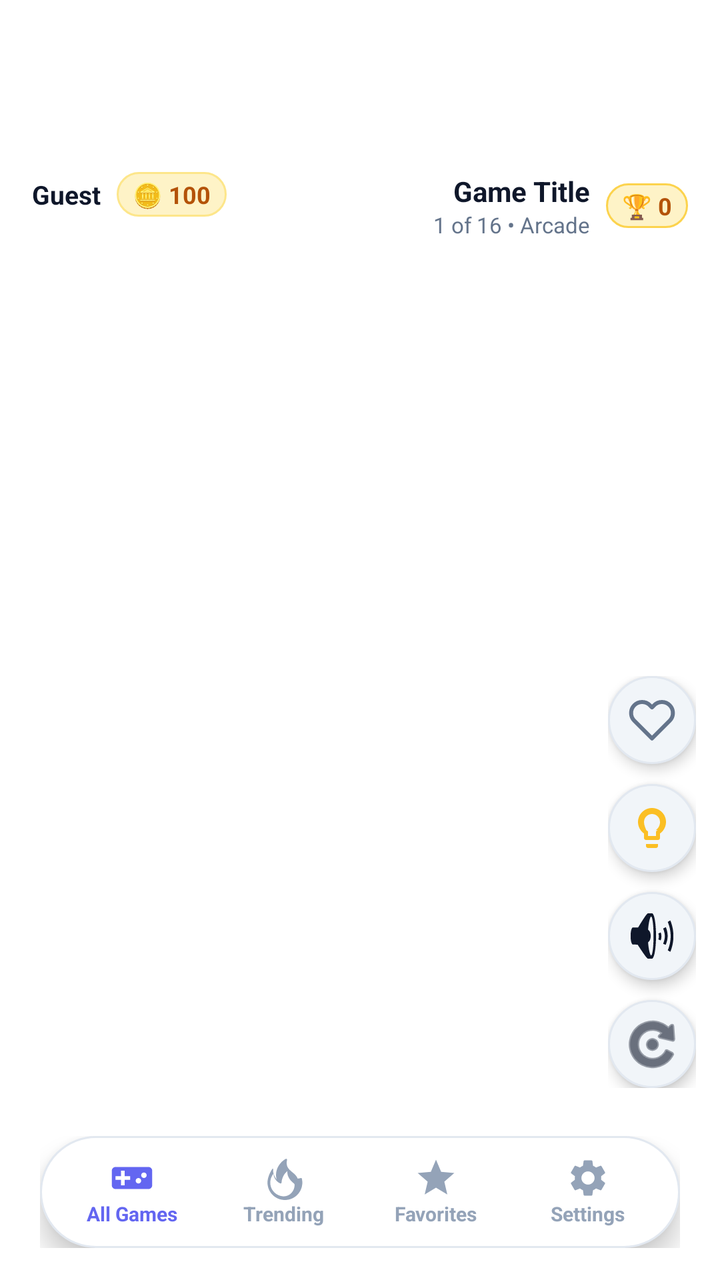
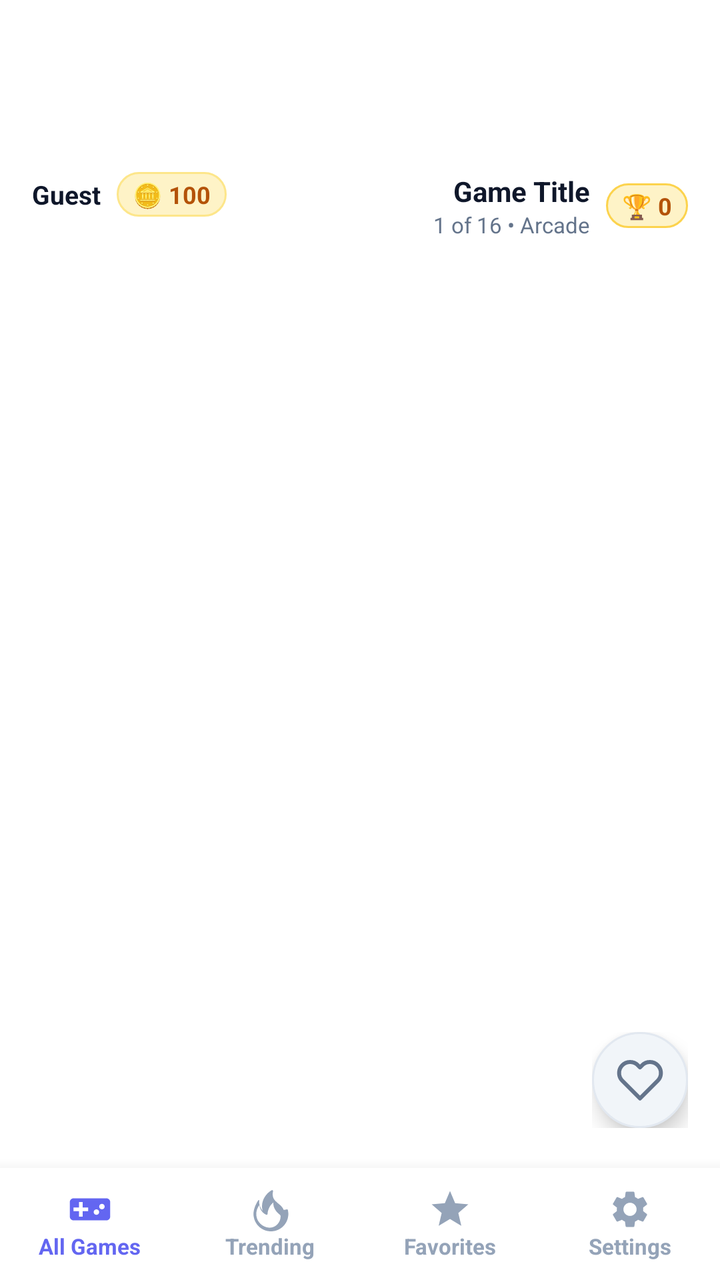

Before-and-after screenshots of an Android layout around one commit, followed by the original layout XML and the change that was made.
<!-- AndroidManifest.xml: application theme Theme.Androidnative -->
<!-- res/layout/activity_main.xml -->
<?xml version="1.0" encoding="utf-8"?>
<androidx.constraintlayout.widget.ConstraintLayout xmlns:android="http://schemas.android.com/apk/res/android"
    xmlns:app="http://schemas.android.com/apk/res-auto"
    android:id="@+id/rootLayout"
    android:layout_width="match_parent"
    android:layout_height="match_parent"
    android:background="#FFFFFF">

    
    <androidx.viewpager2.widget.ViewPager2
        android:id="@+id/viewPager"
        android:layout_width="match_parent"
        android:layout_height="0dp"
        android:orientation="vertical"
        app:layout_constraintBottom_toTopOf="@id/bottomNavBarContainer"
        app:layout_constraintTop_toBottomOf="@id/topBar" />

    
    <androidx.constraintlayout.widget.ConstraintLayout
        android:id="@+id/topBar"
        android:layout_width="match_parent"
        android:layout_height="wrap_content"
        android:paddingTop="36dp"
        android:paddingBottom="8dp"
        android:paddingHorizontal="16dp"
        app:layout_constraintTop_toTopOf="parent">

        
        <FrameLayout
            android:id="@+id/bannerAdContainer"
            android:layout_width="match_parent"
            android:layout_height="50dp"
            android:layout_marginBottom="8dp"
            android:background="@drawable/bg_banner_container"
            app:layout_constraintTop_toTopOf="parent" />

        
        <LinearLayout
            android:id="@+id/profileContainer"
            android:layout_width="wrap_content"
            android:layout_height="wrap_content"
            android:gravity="center_vertical"
            android:orientation="horizontal"
            app:layout_constraintStart_toStartOf="parent"
            app:layout_constraintTop_toBottomOf="@id/bannerAdContainer">

            <TextView
                android:id="@+id/tvPlayerName"
                android:layout_width="wrap_content"
                android:layout_height="wrap_content"
                android:text="Guest"
                android:textColor="#0F172A"
                android:textSize="13sp"
                android:textStyle="bold" />

            
            <TextView
                android:id="@+id/tvTotalCoins"
                android:layout_width="wrap_content"
                android:layout_height="wrap_content"
                android:layout_marginStart="8dp"
                android:background="@drawable/bg_stats_badge"
                android:paddingHorizontal="8dp"
                android:paddingVertical="3dp"
                android:text="🪙 100"
                android:textColor="#B45309"
                android:textSize="12sp"
                android:textStyle="bold" />
        </LinearLayout>

        
        <LinearLayout
            android:id="@+id/gameTitleContainer"
            android:layout_width="0dp"
            android:layout_height="wrap_content"
            android:layout_marginStart="12dp"
            android:layout_marginEnd="8dp"
            android:gravity="end"
            android:orientation="vertical"
            app:layout_constraintEnd_toStartOf="@id/tvHighScore"
            app:layout_constraintStart_toEndOf="@id/profileContainer"
            app:layout_constraintTop_toBottomOf="@id/bannerAdContainer">

            <TextView
                android:id="@+id/tvGameTitle"
                android:layout_width="wrap_content"
                android:layout_height="wrap_content"
                android:ellipsize="end"
                android:maxLines="1"
                android:text="Game Title"
                android:textColor="#0F172A"
                android:textSize="14sp"
                android:textStyle="bold" />

            <TextView
                android:id="@+id/tvGameMeta"
                android:layout_width="wrap_content"
                android:layout_height="wrap_content"
                android:text="1 of 16 • Arcade"
                android:textColor="#64748B"
                android:textSize="11sp" />
        </LinearLayout>

        
        <TextView
            android:id="@+id/tvHighScore"
            android:layout_width="wrap_content"
            android:layout_height="wrap_content"
            android:background="@drawable/bg_pill_gold"
            android:paddingHorizontal="8dp"
            android:paddingVertical="3dp"
            android:text="🏆 0"
            android:textColor="#B45309"
            android:textSize="12sp"
            android:textStyle="bold"
            app:layout_constraintBottom_toBottomOf="@id/gameTitleContainer"
            app:layout_constraintEnd_toEndOf="parent"
            app:layout_constraintTop_toTopOf="@id/gameTitleContainer" />

    </androidx.constraintlayout.widget.ConstraintLayout>

    
    <LinearLayout
        android:id="@+id/inGameHud"
        android:layout_width="wrap_content"
        android:layout_height="wrap_content"
        android:layout_marginEnd="12dp"
        android:layout_marginBottom="24dp"
        android:gravity="center"
        android:orientation="vertical"
        app:layout_constraintBottom_toTopOf="@id/bottomNavBarContainer"
        app:layout_constraintEnd_toEndOf="parent">

        
        <ImageButton
            android:id="@+id/btnFavorite"
            android:layout_width="44dp"
            android:layout_height="44dp"
            android:layout_marginBottom="10dp"
            android:background="@drawable/bg_round_button"
            android:contentDescription="Favorite Game"
            android:elevation="4dp"
            android:src="@drawable/ic_heart"
            app:tint="#64748B" />

        
        <ImageButton
            android:id="@+id/btnHint"
            android:layout_width="44dp"
            android:layout_height="44dp"
            android:layout_marginBottom="10dp"
            android:background="@drawable/bg_round_button"
            android:contentDescription="Get Hint / Rewarded Video"
            android:elevation="4dp"
            android:src="@drawable/ic_hint" />

        
        <ImageButton
            android:id="@+id/btnSound"
            android:layout_width="44dp"
            android:layout_height="44dp"
            android:layout_marginBottom="10dp"
            android:background="@drawable/bg_round_button"
            android:contentDescription="Toggle Sound"
            android:elevation="4dp"
            android:src="@android:drawable/ic_lock_silent_mode_off"
            app:tint="#0F172A" />

        
        <ImageButton
            android:id="@+id/btnRestart"
            android:layout_width="44dp"
            android:layout_height="44dp"
            android:background="@drawable/bg_round_button"
            android:contentDescription="Restart Game"
            android:elevation="4dp"
            android:src="@android:drawable/ic_menu_rotate"
            app:tint="#0F172A" />
    </LinearLayout>

    
    <FrameLayout
        android:id="@+id/bottomNavBarContainer"
        android:layout_width="match_parent"
        android:layout_height="wrap_content"
        android:paddingHorizontal="20dp"
        android:paddingBottom="16dp"
        app:layout_constraintBottom_toBottomOf="parent">

        <LinearLayout
            android:id="@+id/bottomNavBar"
            android:layout_width="match_parent"
            android:layout_height="56dp"
            android:background="@drawable/bg_nav_bar"
            android:elevation="8dp"
            android:gravity="center"
            android:orientation="horizontal"
            android:paddingHorizontal="8dp">

            
            <LinearLayout
                android:id="@+id/navAllGames"
                android:layout_width="0dp"
                android:layout_height="match_parent"
                android:layout_weight="1"
                android:gravity="center"
                android:orientation="vertical">

                <ImageView
                    android:id="@+id/ivNavAll"
                    android:layout_width="22dp"
                    android:layout_height="22dp"
                    android:src="@drawable/ic_gamepad"
                    app:tint="#6366F1" />

                <TextView
                    android:id="@+id/tvNavAll"
                    android:layout_width="wrap_content"
                    android:layout_height="wrap_content"
                    android:text="All Games"
                    android:textColor="#6366F1"
                    android:textSize="10sp"
                    android:textStyle="bold" />
            </LinearLayout>

            
            <LinearLayout
                android:id="@+id/navTrending"
                android:layout_width="0dp"
                android:layout_height="match_parent"
                android:layout_weight="1"
                android:gravity="center"
                android:orientation="vertical">

                <ImageView
                    android:id="@+id/ivNavTrending"
                    android:layout_width="22dp"
                    android:layout_height="22dp"
                    android:src="@drawable/ic_flame"
                    app:tint="#94A3B8" />

                <TextView
                    android:id="@+id/tvNavTrending"
                    android:layout_width="wrap_content"
                    android:layout_height="wrap_content"
                    android:text="Trending"
                    android:textColor="#94A3B8"
                    android:textSize="10sp"
                    android:textStyle="bold" />
            </LinearLayout>

            
            <LinearLayout
                android:id="@+id/navFavorites"
                android:layout_width="0dp"
                android:layout_height="match_parent"
                android:layout_weight="1"
                android:gravity="center"
                android:orientation="vertical">

                <ImageView
                    android:id="@+id/ivNavFav"
                    android:layout_width="22dp"
                    android:layout_height="22dp"
                    android:src="@drawable/ic_star"
                    app:tint="#94A3B8" />

                <TextView
                    android:id="@+id/tvNavFav"
                    android:layout_width="wrap_content"
                    android:layout_height="wrap_content"
                    android:text="Favorites"
                    android:textColor="#94A3B8"
                    android:textSize="10sp"
                    android:textStyle="bold" />
            </LinearLayout>

            
            <LinearLayout
                android:id="@+id/navSettings"
                android:layout_width="0dp"
                android:layout_height="match_parent"
                android:layout_weight="1"
                android:gravity="center"
                android:orientation="vertical">

                <ImageView
                    android:id="@+id/ivNavSettings"
                    android:layout_width="22dp"
                    android:layout_height="22dp"
                    android:src="@drawable/ic_settings"
                    app:tint="#94A3B8" />

                <TextView
                    android:id="@+id/tvNavSettings"
                    android:layout_width="wrap_content"
                    android:layout_height="wrap_content"
                    android:text="Settings"
                    android:textColor="#94A3B8"
                    android:textSize="10sp"
                    android:textStyle="bold" />
            </LinearLayout>
        </LinearLayout>
    </FrameLayout>

    
    <ProgressBar
        android:id="@+id/progressBar"
        android:layout_width="48dp"
        android:layout_height="48dp"
        android:indeterminateTint="#6366F1"
        android:visibility="gone"
        app:layout_constraintBottom_toBottomOf="parent"
        app:layout_constraintEnd_toEndOf="parent"
        app:layout_constraintStart_toStartOf="parent"
        app:layout_constraintTop_toTopOf="parent" />

</androidx.constraintlayout.widget.ConstraintLayout>
<!-- resources referenced by this layout -->
<resources>
  <!-- drawable bg_banner_container (drawable) -->
  <?xml version="1.0" encoding="utf-8"?>
  <shape xmlns:android="http://schemas.android.com/apk/res/android"
      android:shape="rectangle">
      <corners android:radius="12dp" />
      <solid android:color="#00000000" />
  </shape>
  <!-- drawable bg_nav_bar (drawable) -->
  <?xml version="1.0" encoding="utf-8"?>
  <shape xmlns:android="http://schemas.android.com/apk/res/android"
      android:shape="rectangle">
      <corners android:radius="28dp" />
      <solid android:color="#FFFFFF" />
      <stroke android:width="1dp" android:color="#E2E8F0" />
  </shape>
  <!-- drawable bg_pill_gold (drawable) -->
  <?xml version="1.0" encoding="utf-8"?>
  <shape xmlns:android="http://schemas.android.com/apk/res/android"
      android:shape="rectangle">
      <solid android:color="#FEF3C7" />
      <stroke android:width="1dp" android:color="#FCD34D" />
      <corners android:radius="12dp" />
  </shape>
  <!-- drawable bg_round_button (drawable) -->
  <?xml version="1.0" encoding="utf-8"?>
  <shape xmlns:android="http://schemas.android.com/apk/res/android"
      android:shape="oval">
      <solid android:color="#F1F5F9" />
      <stroke android:width="1dp" android:color="#E2E8F0" />
  </shape>
  <!-- drawable bg_stats_badge (drawable) -->
  <?xml version="1.0" encoding="utf-8"?>
  <shape xmlns:android="http://schemas.android.com/apk/res/android"
      android:shape="rectangle">
      <corners android:radius="20dp" />
      <solid android:color="#FEF3C7" />
      <stroke android:width="1dp" android:color="#FDE68A" />
  </shape>
  <!-- drawable ic_gamepad (drawable) -->
  <vector xmlns:android="http://schemas.android.com/apk/res/android"
      android:width="24dp"
      android:height="24dp"
      android:viewportWidth="24"
      android:viewportHeight="24">
    <path
        android:fillColor="#6366F1"
        android:pathData="M21,6H3c-1.1,0 -2,0.9 -2,2v8c0,1.1 0.9,2 2,2h18c1.1,0 2,-0.9 2,-2V8c0,-1.1 -0.9,-2 -2,-2zm-10,7H8v3H6v-3H3v-2h3V8h2v3h3v2zm4.5,2c-0.83,0 -1.5,-0.67 -1.5,-1.5s0.67,-1.5 1.5,-1.5 1.5,0.67 1.5,1.5 -0.67,1.5 -1.5,1.5zm3,-3c-0.83,0 -1.5,-0.67 -1.5,-1.5S17.67,9 18.5,9s1.5,0.67 1.5,1.5 -0.67,1.5 -1.5,1.5z"/>
  </vector>
  <!-- drawable ic_heart (drawable) -->
  <vector xmlns:android="http://schemas.android.com/apk/res/android"
      android:width="24dp"
      android:height="24dp"
      android:viewportWidth="24"
      android:viewportHeight="24">
    <path
        android:fillColor="#00000000"
        android:strokeColor="#FFFFFF"
        android:strokeWidth="2"
        android:strokeLineCap="round"
        android:strokeLineJoin="round"
        android:pathData="M20.84,4.61a5.5,5.5 0,0 0,-7.78 0L12,5.67l-1.06,-1.06a5.5,5.5 0,0 0,-7.78 7.78l1.06,1.06L12,21.23l7.78,-7.78 1.06,-1.06a5.5,5.5 0,0 0,0,-7.78z"/>
  </vector>
  <!-- drawable ic_hint (drawable) -->
  <vector xmlns:android="http://schemas.android.com/apk/res/android"
      android:width="24dp"
      android:height="24dp"
      android:viewportWidth="24"
      android:viewportHeight="24">
    <path
        android:fillColor="#FBBF24"
        android:pathData="M9,21c0,0.55 0.45,1 1,1h4c0.55,0 1,-0.45 1,-1v-1H9v1zm3,-19C8.14,2 5,5.14 5,9c0,2.38 1.19,4.47 3,5.74V17c0,0.55 0.45,1 1,1h6c0.55,0 1,-0.45 1,-1v-2.26c1.81,-1.27 3,-3.36 3,-5.74 0,-3.86 -3.14,-7 -7,-7zm2.85,11.1l-0.85,0.6V16h-4v-2.3l-0.85,-0.6C8.78,12.16 8,10.63 8,9c0,-2.21 1.79,-4 4,-4s4,1.79 4,4c0,1.63 -0.78,3.16 -2.15,4.1z"/>
  </vector>
  <!-- drawable ic_star (drawable) -->
  <vector xmlns:android="http://schemas.android.com/apk/res/android"
      android:width="24dp"
      android:height="24dp"
      android:viewportWidth="24"
      android:viewportHeight="24">
    <path
        android:fillColor="#EAB308"
        android:pathData="M12,17.27L18.18,21l-1.64,-7.03L22,9.24l-7.19,-0.61L12,2 9.19,8.63 2,9.24l5.46,4.73L5.82,21z"/>
  </vector>
  <style name="Theme.Androidnative" parent="Base.Theme.Androidnative" />
  <style name="Base.Theme.Androidnative" parent="Theme.Material3.DayNight.NoActionBar">
          
          
      </style>
  <!-- unchanged entries left out for length: 2 -->
</resources>

<!-- the commit's change to res/layout/activity_main.xml (unified diff, before → after) -->
@@ -7,21 +7,12 @@
     android:background="#FFFFFF">
 
     
-    <androidx.viewpager2.widget.ViewPager2
-        android:id="@+id/viewPager"
-        android:layout_width="match_parent"
-        android:layout_height="0dp"
-        android:orientation="vertical"
-        app:layout_constraintBottom_toTopOf="@id/bottomNavBarContainer"
-        app:layout_constraintTop_toBottomOf="@id/topBar" />
-
-    
     <androidx.constraintlayout.widget.ConstraintLayout
         android:id="@+id/topBar"
         android:layout_width="match_parent"
         android:layout_height="wrap_content"
         android:paddingTop="36dp"
-        android:paddingBottom="8dp"
+        android:paddingBottom="6dp"
         android:paddingHorizontal="16dp"
         app:layout_constraintTop_toTopOf="parent">
 
@@ -30,7 +21,7 @@
             android:id="@+id/bannerAdContainer"
             android:layout_width="match_parent"
             android:layout_height="50dp"
-            android:layout_marginBottom="8dp"
+            android:layout_marginBottom="6dp"
             android:background="@drawable/bg_banner_container"
             app:layout_constraintTop_toTopOf="parent" />
 
@@ -120,188 +111,165 @@
     </androidx.constraintlayout.widget.ConstraintLayout>
 
     
+    <androidx.viewpager2.widget.ViewPager2
+        android:id="@+id/viewPager"
+        android:layout_width="match_parent"
+        android:layout_height="0dp"
+        android:orientation="vertical"
+        app:layout_constraintBottom_toTopOf="@id/bottomNavBar"
+        app:layout_constraintTop_toBottomOf="@id/topBar" />
+
+    
     <LinearLayout
         android:id="@+id/inGameHud"
         android:layout_width="wrap_content"
         android:layout_height="wrap_content"
-        android:layout_marginEnd="12dp"
-        android:layout_marginBottom="24dp"
+        android:layout_marginEnd="16dp"
+        android:layout_marginBottom="20dp"
         android:gravity="center"
         android:orientation="vertical"
-        app:layout_constraintBottom_toTopOf="@id/bottomNavBarContainer"
+        app:layout_constraintBottom_toTopOf="@id/bottomNavBar"
         app:layout_constraintEnd_toEndOf="parent">
 
         
         <ImageButton
             android:id="@+id/btnFavorite"
-            android:layout_width="44dp"
-            android:layout_height="44dp"
-            android:layout_marginBottom="10dp"
+            android:layout_width="48dp"
+            android:layout_height="48dp"
             android:background="@drawable/bg_round_button"
-            android:contentDescription="Favorite Game"
-            android:elevation="4dp"
+            android:contentDescription="Like / Favorite Game"
+            android:elevation="6dp"
             android:src="@drawable/ic_heart"
             app:tint="#64748B" />
 
         
         <ImageButton
             android:id="@+id/btnHint"
-            android:layout_width="44dp"
-            android:layout_height="44dp"
-            android:layout_marginBottom="10dp"
+            android:layout_width="48dp"
+            android:layout_height="48dp"
+            android:layout_marginTop="12dp"
             android:background="@drawable/bg_round_button"
-            android:contentDescription="Get Hint / Rewarded Video"
-            android:elevation="4dp"
-            android:src="@drawable/ic_hint" />
-
-        
-        <ImageButton
-            android:id="@+id/btnSound"
-            android:layout_width="44dp"
-            android:layout_height="44dp"
-            android:layout_marginBottom="10dp"
-            android:background="@drawable/bg_round_button"
-            android:contentDescription="Toggle Sound"
-            android:elevation="4dp"
-            android:src="@android:drawable/ic_lock_silent_mode_off"
-            app:tint="#0F172A" />
-
-        
-        <ImageButton
-            android:id="@+id/btnRestart"
-            android:layout_width="44dp"
-            android:layout_height="44dp"
-            android:background="@drawable/bg_round_button"
-            android:contentDescription="Restart Game"
-            android:elevation="4dp"
-            android:src="@android:drawable/ic_menu_rotate"
-            app:tint="#0F172A" />
+            android:contentDescription="Get Hint / Rewarded Ad"
+            android:elevation="6dp"
+            android:src="@drawable/ic_hint"
+            android:visibility="gone" />
     </LinearLayout>
 
     
-    <FrameLayout
-        android:id="@+id/bottomNavBarContainer"
+    <LinearLayout
+        android:id="@+id/bottomNavBar"
         android:layout_width="match_parent"
-        android:layout_height="wrap_content"
-        android:paddingHorizontal="20dp"
-        android:paddingBottom="16dp"
+        android:layout_height="56dp"
+        android:background="#FFFFFF"
+        android:elevation="12dp"
+        android:gravity="center_vertical"
+        android:orientation="horizontal"
         app:layout_constraintBottom_toBottomOf="parent">
 
-        <LinearLayout
-            android:id="@+id/bottomNavBar"
-            android:layout_width="match_parent"
-            android:layout_height="56dp"
-            android:background="@drawable/bg_nav_bar"
-            android:elevation="8dp"
-            android:gravity="center"
-            android:orientation="horizontal"
-            android:paddingHorizontal="8dp">
-
-            
-            <LinearLayout
-                android:id="@+id/navAllGames"
-                android:layout_width="0dp"
-                android:layout_height="match_parent"
-                android:layout_weight="1"
-                android:gravity="center"
-                android:orientation="vertical">
-
-                <ImageView
-                    android:id="@+id/ivNavAll"
-                    android:layout_width="22dp"
-                    android:layout_height="22dp"
-                    android:src="@drawable/ic_gamepad"
-                    app:tint="#6366F1" />
-
-                <TextView
-                    android:id="@+id/tvNavAll"
-                    android:layout_width="wrap_content"
-                    android:layout_height="wrap_content"
-                    android:text="All Games"
-                    android:textColor="#6366F1"
-                    android:textSize="10sp"
-                    android:textStyle="bold" />
-            </LinearLayout>
-
-            
-            <LinearLayout
-                android:id="@+id/navTrending"
-                android:layout_width="0dp"
-                android:layout_height="match_parent"
-                android:layout_weight="1"
-                android:gravity="center"
-                android:orientation="vertical">
-
-                <ImageView
-                    android:id="@+id/ivNavTrending"
-                    android:layout_width="22dp"
-                    android:layout_height="22dp"
-                    android:src="@drawable/ic_flame"
-                    app:tint="#94A3B8" />
-
-                <TextView
-                    android:id="@+id/tvNavTrending"
-                    android:layout_width="wrap_content"
-                    android:layout_height="wrap_content"
-                    android:text="Trending"
-                    android:textColor="#94A3B8"
-                    android:textSize="10sp"
-                    android:textStyle="bold" />
-            </LinearLayout>
-
-            
-            <LinearLayout
-                android:id="@+id/navFavorites"
-                android:layout_width="0dp"
-                android:layout_height="match_parent"
-                android:layout_weight="1"
-                android:gravity="center"
-                android:orientation="vertical">
-
-                <ImageView
-                    android:id="@+id/ivNavFav"
-                    android:layout_width="22dp"
-                    android:layout_height="22dp"
-                    android:src="@drawable/ic_star"
-                    app:tint="#94A3B8" />
-
-                <TextView
-                    android:id="@+id/tvNavFav"
-                    android:layout_width="wrap_content"
-                    android:layout_height="wrap_content"
-                    android:text="Favorites"
-                    android:textColor="#94A3B8"
-                    android:textSize="10sp"
-                    android:textStyle="bold" />
-            </LinearLayout>
-
-            
-            <LinearLayout
-                android:id="@+id/navSettings"
-                android:layout_width="0dp"
-                android:layout_height="match_parent"
-                android:layout_weight="1"
-                android:gravity="center"
-                android:orientation="vertical">
-
-                <ImageView
-                    android:id="@+id/ivNavSettings"
-                    android:layout_width="22dp"
-                    android:layout_height="22dp"
-                    android:src="@drawable/ic_settings"
-                    app:tint="#94A3B8" />
-
-                <TextView
-                    android:id="@+id/tvNavSettings"
-                    android:layout_width="wrap_content"
-                    android:layout_height="wrap_content"
-                    android:text="Settings"
-                    android:textColor="#94A3B8"
-                    android:textSize="10sp"
-                    android:textStyle="bold" />
-            </LinearLayout>
-        </LinearLayout>
-    </FrameLayout>
+        
+        <LinearLayout
+            android:id="@+id/navAllGames"
+            android:layout_width="0dp"
+            android:layout_height="match_parent"
+            android:layout_weight="1"
+            android:gravity="center"
+            android:orientation="vertical">
+
+            <ImageView
+                android:id="@+id/ivNavAll"
+                android:layout_width="22dp"
+                android:layout_height="22dp"
+                android:src="@drawable/ic_gamepad"
+                app:tint="#6366F1" />
+
+            <TextView
+                android:id="@+id/tvNavAll"
+                android:layout_width="wrap_content"
+                android:layout_height="wrap_content"
+                android:text="All Games"
+                android:textColor="#6366F1"
+                android:textSize="11sp"
+                android:textStyle="bold" />
+        </LinearLayout>
+
+        
+        <LinearLayout
+            android:id="@+id/navTrending"
+            android:layout_width="0dp"
+            android:layout_height="match_parent"
+            android:layout_weight="1"
+            android:gravity="center"
+            android:orientation="vertical">
+
+            <ImageView
+                android:id="@+id/ivNavTrending"
+                android:layout_width="22dp"
+                android:layout_height="22dp"
+                android:src="@drawable/ic_flame"
+                app:tint="#94A3B8" />
+
+            <TextView
+                android:id="@+id/tvNavTrending"
+                android:layout_width="wrap_content"
+                android:layout_height="wrap_content"
+                android:text="Trending"
+                android:textColor="#94A3B8"
+                android:textSize="11sp"
+                android:textStyle="bold" />
+        </LinearLayout>
+
+        
+        <LinearLayout
+            android:id="@+id/navFavorites"
+            android:layout_width="0dp"
+            android:layout_height="match_parent"
+            android:layout_weight="1"
+            android:gravity="center"
+            android:orientation="vertical">
+
+            <ImageView
+                android:id="@+id/ivNavFav"
+                android:layout_width="22dp"
+                android:layout_height="22dp"
+                android:src="@drawable/ic_star"
+                app:tint="#94A3B8" />
+
+            <TextView
+                android:id="@+id/tvNavFav"
+                android:layout_width="wrap_content"
+                android:layout_height="wrap_content"
+                android:text="Favorites"
+                android:textColor="#94A3B8"
+                android:textSize="11sp"
+                android:textStyle="bold" />
+        </LinearLayout>
+
+        
+        <LinearLayout
+            android:id="@+id/navSettings"
+            android:layout_width="0dp"
+            android:layout_height="match_parent"
+            android:layout_weight="1"
+            android:gravity="center"
+            android:orientation="vertical">
+
+            <ImageView
+                android:id="@+id/ivNavSettings"
+                android:layout_width="22dp"
+                android:layout_height="22dp"
+                android:src="@drawable/ic_settings"
+                app:tint="#94A3B8" />
+
+            <TextView
+                android:id="@+id/tvNavSettings"
+                android:layout_width="wrap_content"
+                android:layout_height="wrap_content"
+                android:text="Settings"
+                android:textColor="#94A3B8"
+                android:textSize="11sp"
+                android:textStyle="bold" />
+        </LinearLayout>
+    </LinearLayout>
 
     
     <ProgressBar
<!-- resource entries referenced after the edit -->
@@ -6,14 +6,6 @@
       android:shape="rectangle">
       <corners android:radius="12dp" />
       <solid android:color="#00000000" />
-  </shape>
-  <!-- drawable bg_nav_bar (drawable) -->
-  <?xml version="1.0" encoding="utf-8"?>
-  <shape xmlns:android="http://schemas.android.com/apk/res/android"
-      android:shape="rectangle">
-      <corners android:radius="28dp" />
-      <solid android:color="#FFFFFF" />
-      <stroke android:width="1dp" android:color="#E2E8F0" />
   </shape>
   <!-- drawable bg_pill_gold (drawable) -->
   <?xml version="1.0" encoding="utf-8"?>
